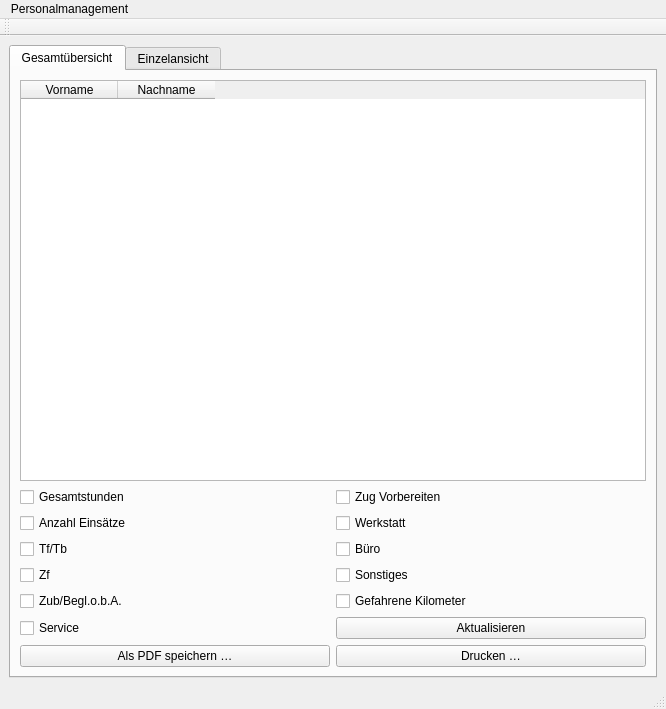
This is Programm/personalwindow.ui in philjosch/Einsatzplaner as Qt 5 draws it before an edit. The edited form follows.
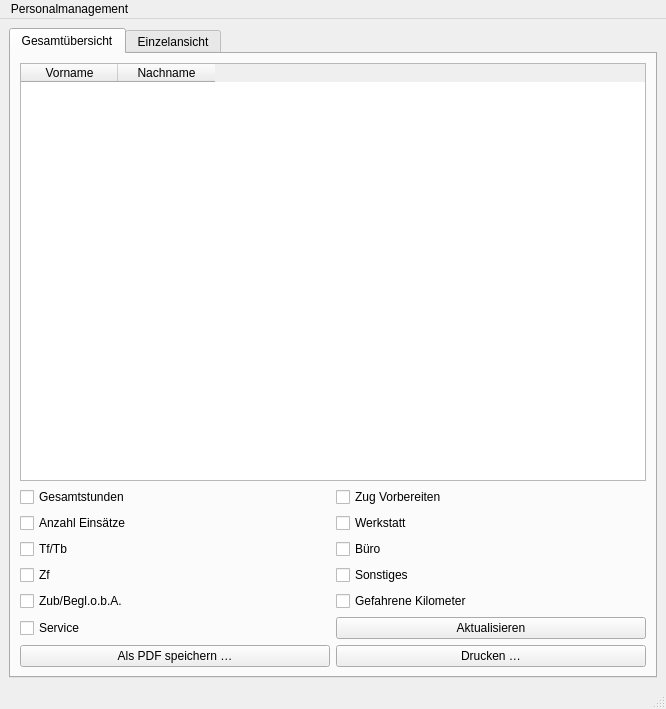
This is the edited form. The open tabs and pages were chosen to show the change.

Diff of the .ui file:
```diff
--- a/Programm/personalwindow.ui
+++ b/Programm/personalwindow.ui
@@ -976,17 +976,6 @@
    <addaction name="menuPersonalmanagement"/>
   </widget>
   <widget class="QStatusBar" name="statusbar"/>
-  <widget class="QToolBar" name="toolBar">
-   <property name="windowTitle">
-    <string>toolBar</string>
-   </property>
-   <attribute name="toolBarArea">
-    <enum>TopToolBarArea</enum>
-   </attribute>
-   <attribute name="toolBarBreak">
-    <bool>false</bool>
-   </attribute>
-  </widget>
   <action name="actionSchlie_en">
    <property name="text">
     <string>Schließen</string>
```
Left out of the diff: 9 changed lines with no effect on the pictures.
